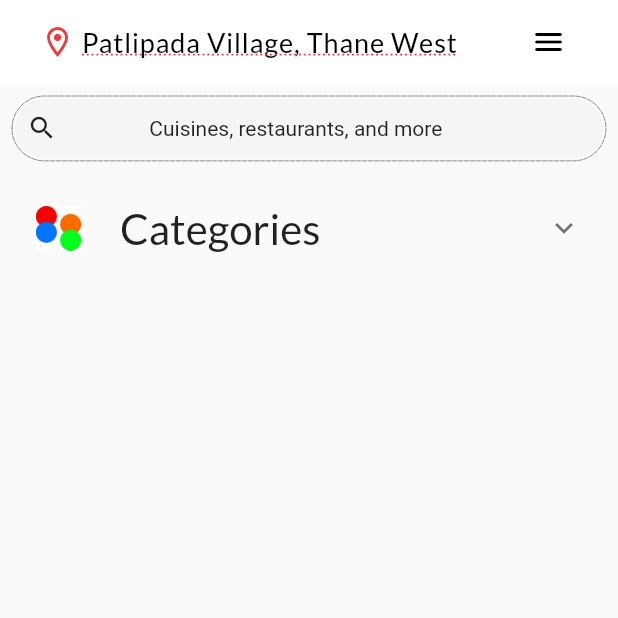
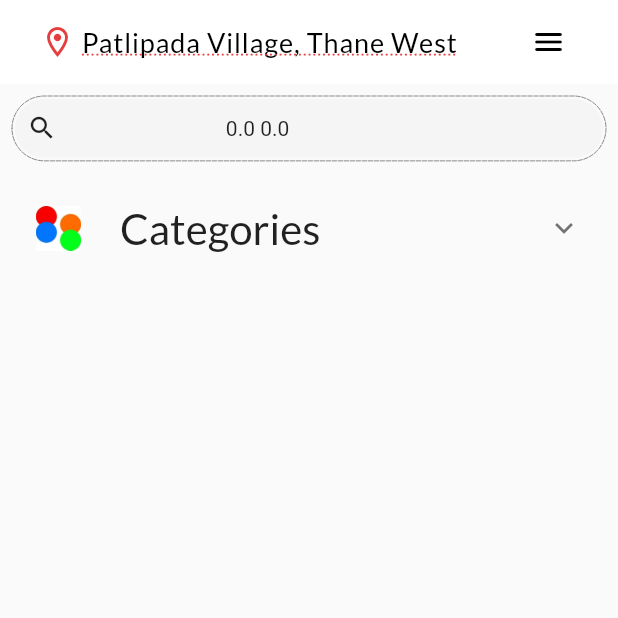
Before and after one commit to YadavGulshan/cuisine_app, a Flutter app: the screen it shows after launch, after a tap on "Categories", on a phone screen of 412 x 824 dp, the top half of it. Run offline on Flutter 3.47's test engine with Material 2 defaults, Android fonts, the phone set to English and light mode, and no system bars; drawn by our look-alikes of dotted_border; our stand-ins replace geolocator, google_fonts; missing offline and left inert: geocoder; network calls fail.

Commit message:
implemented glocation

```diff
--- a/lib/homepage.dart
+++ b/lib/homepage.dart
@@ -5,8 +5,15 @@ import 'package:flutter/material.dart';
 import 'package:google_fonts/google_fonts.dart';
 
 class Homepage extends StatefulWidget {
-  const Homepage({Key? key}) : super(key: key);
-
+  const Homepage({
+    Key? key,
+    required this.longitude,
+    required this.latitude,
+    required this.address,
+  }) : super(key: key);
+  final String longitude;
+  final String latitude;
+  final String address;
   @override
   State<Homepage> createState() => _HomepageState();
 }
@@ -14,6 +21,8 @@ class Homepage extends StatefulWidget {
 class _HomepageState extends State<Homepage> {
   @override
   Widget build(BuildContext context) {
+    var long = widget.longitude;
+    var lat = widget.latitude;
     var screenHeight = MediaQuery.of(context).size.height;
     var screenWidth = MediaQuery.of(context).size.width;
     return Scaffold(
@@ -46,7 +55,7 @@ class _HomepageState extends State<Homepage> {
                         ),
                         child: Row(
                           mainAxisAlignment: MainAxisAlignment.spaceAround,
-                          children: const [
+                          children: [
                             Padding(
                               padding: EdgeInsets.all(8.0),
                               child: Icon(
@@ -55,7 +64,8 @@ class _HomepageState extends State<Homepage> {
                               ),
                             ),
                             Spacer(),
-                            Text("Cuisines, restaurants, and more"),
+                            // Text("Cuisines, restaurants, and more"),
+                            Text("$long $lat"),
                             Spacer(),
                             Spacer(),
                           ],
--- a/lib/main.dart
+++ b/lib/main.dart
@@ -1,4 +1,4 @@
-import 'package:cuisine_app/homepage.dart';
+import 'package:cuisine_app/services/geolocation.dart';
 import 'package:flutter/material.dart';
 import 'package:google_fonts/google_fonts.dart';
 
@@ -15,11 +15,11 @@ class MyApp extends StatelessWidget {
         title: 'Flutter Demo',
         theme: ThemeData(
           primarySwatch: Colors.blue,
-        appBarTheme: AppBarTheme(color: Colors.white),
+          appBarTheme: const AppBarTheme(color: Colors.white),
           primaryTextTheme: GoogleFonts.latoTextTheme(),
           // brightness: Brightness.dark,
         ),
-      home: const Homepage(),
-    );
+        // home: const Homepage(),
+        home: const LocationService());
   }
 }
--- a/lib/services/geolocation.dart
+++ b/lib/services/geolocation.dart
@@ -1,5 +1,7 @@
+import 'package:cuisine_app/homepage.dart';
 import 'package:flutter/material.dart';
 import 'package:geolocator/geolocator.dart';
+import 'package:geocoder/geocoder.dart';
 
 class LocationService extends StatefulWidget {
   const LocationService({Key? key}) : super(key: key);
@@ -9,38 +11,65 @@ class LocationService extends StatefulWidget {
 }
 
 class LocationServiceState extends State<LocationService> {
-  final longitude = "";
-  final latitude = "";
-  Future getCurrenLocation() async {
+  double longitude = 0.0;
+  double latitude = 0.0;
+  var address;
+  var statusCode;
+  void getCurrenLocation() async {
     bool serviceEnabled = await Geolocator.isLocationServiceEnabled();
     LocationPermission permission = await Geolocator.checkPermission();
 
     if (!serviceEnabled) {
-      // Location services are not enabled don't continue
-      // accessing the position and request users of the
-      // App to enable the location services.
+      // Service is disabled.
       await Geolocator.openLocationSettings();
-      // Checking again if user grants the permission
+
+      // Check again to see if the user enabled the service.
       serviceEnabled = await Geolocator.isLocationServiceEnabled();
 
-      if (!serviceEnabled) {
-        return Future.error("User location service is not enabled");
-      }
+      // If still service is disabled, show an error message.
+      // if (!serviceEnabled) {
+      //   return 403;
+      // }
     }
+
+    // Check if the location service is enabled.
     if (permission == LocationPermission.denied) {
-      // Ask for permission
+      // Ask for permission again.
       permission = await Geolocator.requestPermission();
-    } else {
-      // Throw another method to user. i.e. provide location manually.
-      await Geolocator.openAppSettings();
-      await Geolocator.openLocationSettings();
+
+      // If permission is denied, return 403
+      // if (permission == LocationPermission.denied) {
+      //   return 403;
+      // }
     }
+
     // Get location
-    return await Geolocator.getCurrentPosition();
+    var postition = await Geolocator.getCurrentPosition(
+        desiredAccuracy: LocationAccuracy.bestForNavigation);
+
+    // Set the lon and lat
+    setState(() {
+      longitude = postition.longitude;
+      latitude = postition.latitude;
+      final coordinates = Coordinates(longitude, latitude);
+      address = Geocoder.local.findAddressesFromCoordinates(coordinates);
+    });
+
+    // return 200;
+  }
+
+  @override
+  void initState() {
+    super.initState();
+    getCurrenLocation();
   }
 
   @override
   Widget build(BuildContext context) {
-    return Container();
+    return Homepage(
+      latitude: latitude.toString(),
+      longitude: longitude.toString(),
+      address: address.toString(),
+    );
   }
 }
```
Also changed, not shown: pubspec.yaml (+1 -6 lines), pubspec.lock, 131 other files. Lines whose indentation alone changed are shown as unchanged.
